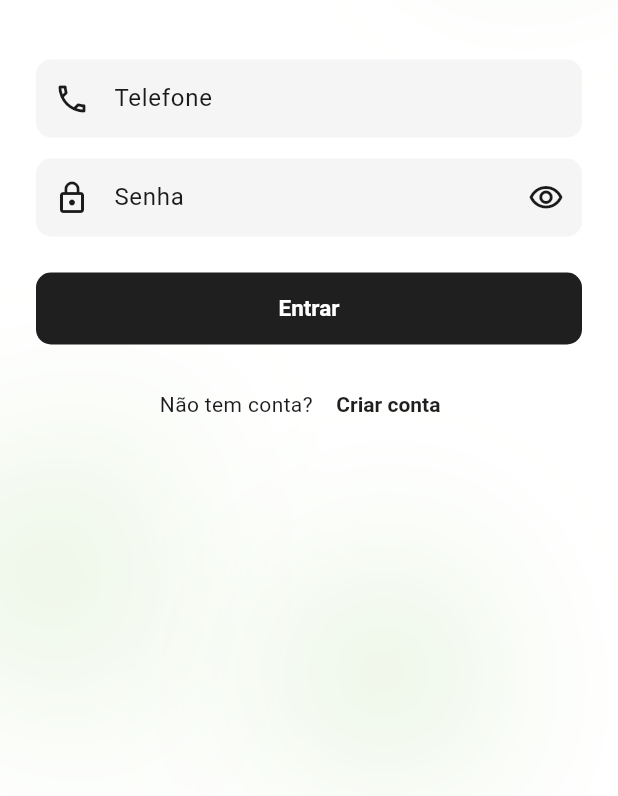
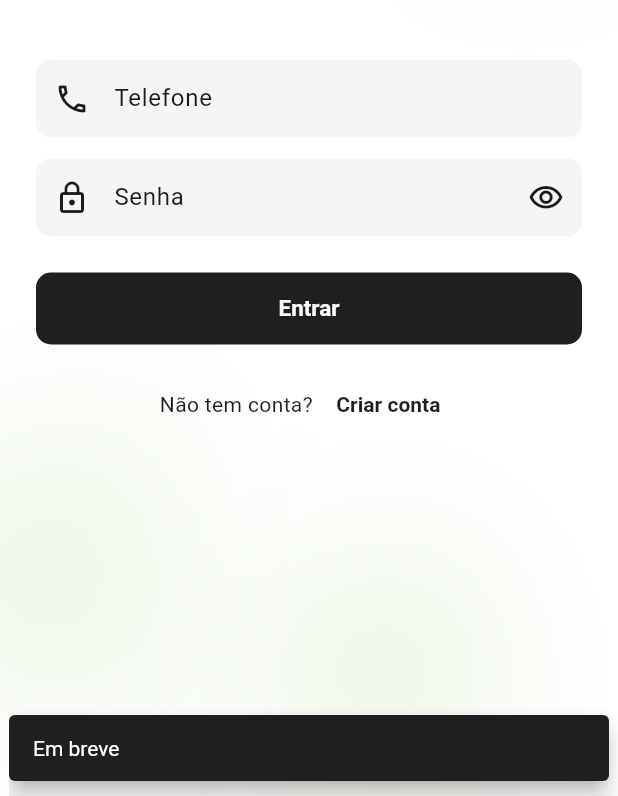
Before and after one commit to lucasdasial/anotagasto-app, a Flutter app: the screen it shows after launch, after a tap on "Criar conta", on a phone screen of 412 x 824 dp, the part 440-1236 px from its top. Run offline on Flutter 3.47's test engine with Material 3 defaults, Android fonts, the phone set to English and light mode, and no system bars; our stand-ins replace dio, flutter_dotenv, get_it, shared_preferences.

Commit message:
feat: add snackbar widget

```diff
--- a/lib/app/app.dart
+++ b/lib/app/app.dart
@@ -2,10 +2,10 @@ import 'package:anotagasto_app/core/di/service_locator.dart';
 import 'package:anotagasto_app/core/storage/storage_service.dart';
 import 'package:anotagasto_app/core/theme/app_theme.dart';
 import 'package:anotagasto_app/features/auth/repositories/auth_repository.dart';
-import 'package:anotagasto_app/features/auth/views/home/home_view.dart';
 import 'package:anotagasto_app/features/auth/views/login/login_view.dart';
 import 'package:anotagasto_app/features/auth/views/login/login_view_model.dart';
 import 'package:anotagasto_app/features/auth/widgets/auth_shell.dart';
+import 'package:anotagasto_app/features/home/home_view.dart';
 import 'package:flutter/material.dart';
 import 'package:provider/provider.dart';
 
--- a/lib/core/theme/app_colors.dart
+++ b/lib/core/theme/app_colors.dart
@@ -22,7 +22,7 @@ abstract final class AppColors {
   // --- Semantic ---
   static const Color success = Color(0xFF2E7D32);
   static const Color warning = Color(0xFFE65100);
-  static const Color error = Color(0xFFC62828);
+  static const Color error = Color.fromARGB(255, 182, 25, 25);
 
   // --- Chart palette (one color per category, ordered like ExpenseCategory enum) ---
   // grocery, eat_out, cleaning_products, health, medicines, housing,
--- /dev/null
+++ b/lib/core/widgets/app_snack_bar.dart
@@ -0,0 +1,31 @@
+import 'package:anotagasto_app/core/theme/app_colors.dart';
+import 'package:flutter/material.dart';
+
+abstract final class AppSnackBar {
+  static void error(BuildContext context, String message) {
+    _show(context, message: message, backgroundColor: AppColors.error);
+  }
+
+  static void success(BuildContext context, String message) {
+    _show(context, message: message, backgroundColor: AppColors.success);
+  }
+
+  static void info(BuildContext context, String message) {
+    _show(context, message: message, backgroundColor: AppColors.primary);
+  }
+
+  static void _show(
+    BuildContext context, {
+    required String message,
+    required Color backgroundColor,
+  }) {
+    ScaffoldMessenger.of(context).showSnackBar(
+      SnackBar(
+        content: Text(message),
+        backgroundColor: backgroundColor,
+        behavior: SnackBarBehavior.floating,
+        width: 400,
+      ),
+    );
+  }
+}
```
Also changed, not shown: lib/features/auth/views/login/login_view.dart (+3 -12 lines), lib/features/home/home_view.dart (renamed from lib/features/auth/views/home/home_view.dart), 1 other file.
